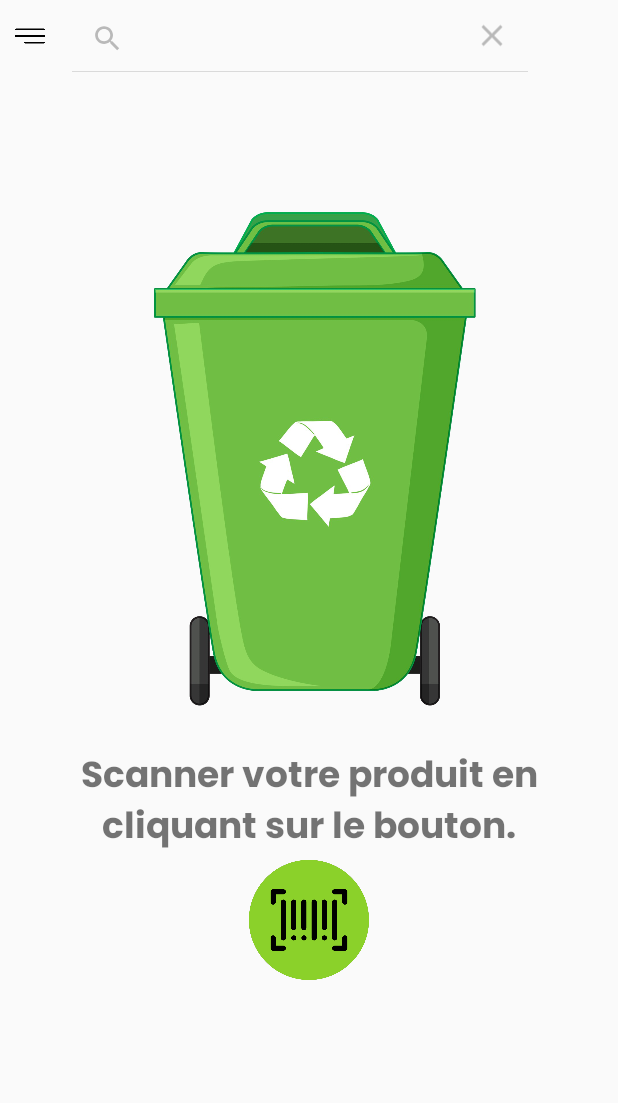
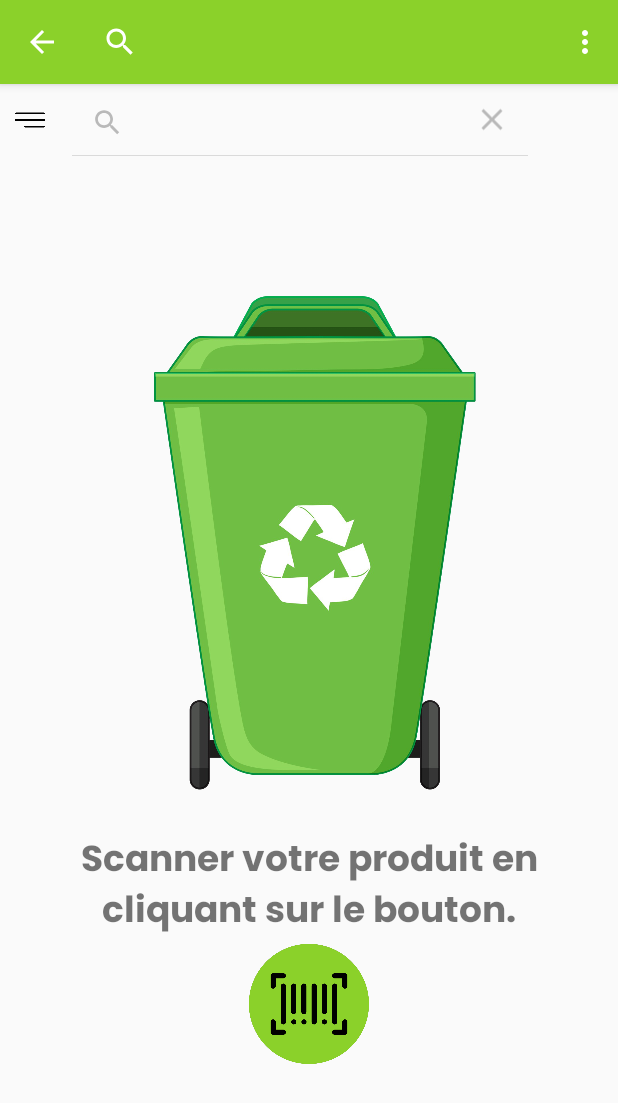
Before and after one commit to mat-planchot/gomi, an Android app: the ScanListActivity screen opened directly, with no data from a screen before it, after a tap on "Search", on a phone screen of 412 x 824 dp. Shown: the top 1103 px of the screen. Run offline under Robolectric (Android 15) with nearby library versions, the phone set to English and light mode, and no system bars; libraries missing offline, so code that uses them is left out: com.google.zxing.integration; 1 other tap on this screen came first.

Commit message:
creation du menu

```diff
--- a/app/src/main/java/fr/epsi/gomi/ScanListActivity.java
+++ b/app/src/main/java/fr/epsi/gomi/ScanListActivity.java
@@ -3,8 +3,11 @@ package fr.epsi.gomi;
 import android.content.DialogInterface;
 import android.content.Intent;
 import android.os.Bundle;
+import android.view.Menu;
+import android.view.MenuItem;
 import android.view.View;
 import android.widget.Button;
+import android.widget.SearchView;
 import android.widget.Toast;
 
 import androidx.appcompat.app.AlertDialog;
@@ -64,4 +67,26 @@ public class ScanListActivity extends AppCompatActivity {
             super.onActivityResult(requestCode, resultCode, data);
         }
     }
+
+    @Override
+    public boolean onCreateOptionsMenu(Menu menu) {
+        getMenuInflater().inflate(R.menu.my_menu, menu);
+        MenuItem menuItem = menu.findItem(R.id.search_icon);
+        SearchView searchView = (SearchView) menuItem.getActionView();
+        searchView.setQueryHint("produit à rechercher");
+/*
+        searchView.setOnQueryTextFocusChangeListener(new SearchView.OnQueryTextListener() {
+            @Override
+            public boolean onQueryTextSubmit(String s) {
+                return false;
+            }
+
+            @Override
+            public boolean onQueryTextChange(String s) {
+                return true;
+            }
+        });
+ */
+        return true;
+    }
 }
--- /dev/null
+++ b/app/src/main/res/drawable/ic_baseline_search_24.xml
@@ -0,0 +1,5 @@
+<vector android:height="24dp" android:tint="#FFFFFF"
+    android:viewportHeight="24" android:viewportWidth="24"
+    android:width="24dp" xmlns:android="http://schemas.android.com/apk/res/android">
+    <path android:fillColor="@android:color/white" android:pathData="M15.5,14h-0.79l-0.28,-0.27C15.41,12.59 16,11.11 16,9.5 16,5.91 13.09,3 9.5,3S3,5.91 3,9.5 5.91,16 9.5,16c1.61,0 3.09,-0.59 4.23,-1.57l0.27,0.28v0.79l5,4.99L20.49,19l-4.99,-5zM9.5,14C7.01,14 5,11.99 5,9.5S7.01,5 9.5,5 14,7.01 14,9.5 11.99,14 9.5,14z"/>
+</vector>
--- /dev/null
+++ b/app/src/main/res/menu/my_menu.xml
@@ -0,0 +1,28 @@
+<?xml version="1.0" encoding="utf-8"?>
+<menu xmlns:android="http://schemas.android.com/apk/res/android"
+    xmlns:app="http://schemas.android.com/apk/res-auto">
+    <item
+        android:id="@+id/search_icon"
+        android:title="Recherche"
+        android:icon="@drawable/ic_baseline_search_24"
+        app:showAsAction="ifRoom|collapseActionView"
+        app:actionViewClass="android.widget.SearchView" />
+
+    <item
+        android:id="@+id/accueil"
+        android:title="Accueil"
+        app:showAsAction="never"/>
+    <item
+        android:id="@+id/formation"
+        android:title="Formation"
+        app:showAsAction="never"/>
+    <item
+        android:id="@+id/localisation"
+        android:title="Localisation poubelle"
+        app:showAsAction="never"/>
+    <item
+        android:id="@+id/parameter"
+        android:title="Paramètres"
+        app:showAsAction="never"/>
+
+</menu>
--- a/app/src/main/res/values/colors.xml
+++ b/app/src/main/res/values/colors.xml
@@ -5,6 +5,7 @@
 	<color name="colorAccent">#000</color>
 	<color name="colorWhite">#FFF</color>
 	<color name="colorGreen">#8BD12A</color>
+	<color name="colorGreenDark">#FF77B323</color>
 	<color name="colorRed">#FF0000</color>
 	<color name="colorOrange">#FE7624</color>
 </resources>
--- a/app/src/main/res/values/styles.xml
+++ b/app/src/main/res/values/styles.xml
@@ -1,9 +1,9 @@
 <?xml version="1.0" encoding="utf-8"?>
 <resources>
 
-    <style name="AppTheme" parent="Theme.AppCompat.Light.NoActionBar">
-        <item name="colorPrimary">@color/colorPrimary</item>
-        <item name="colorPrimaryDark">@color/colorPrimaryDark</item>
+    <style name="AppTheme" parent="Base.Theme.AppCompat.Light.DarkActionBar">
+        <item name="colorPrimary">@color/colorGreen</item>
+        <item name="colorPrimaryDark">@color/colorGreenDark</item>
         <item name="colorAccent">@color/colorAccent</item>
     </style>
 
```
Also changed, not shown: app/src/main/AndroidManifest.xml (+5 -4 lines), app/src/main/res/layout/activity_formation.xml (+0 -21 lines).
